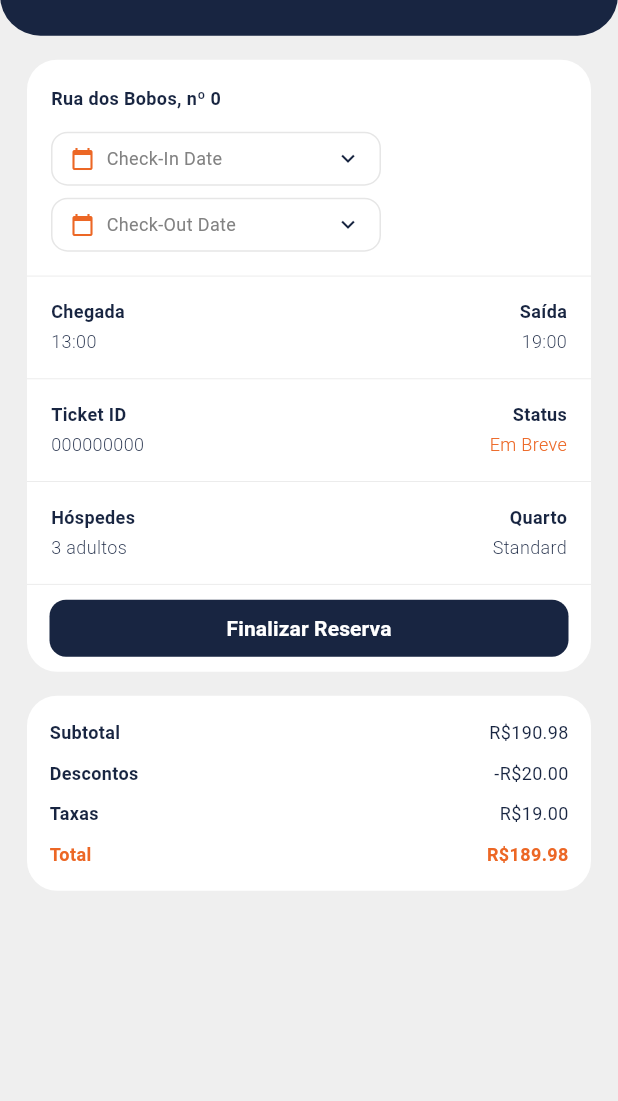
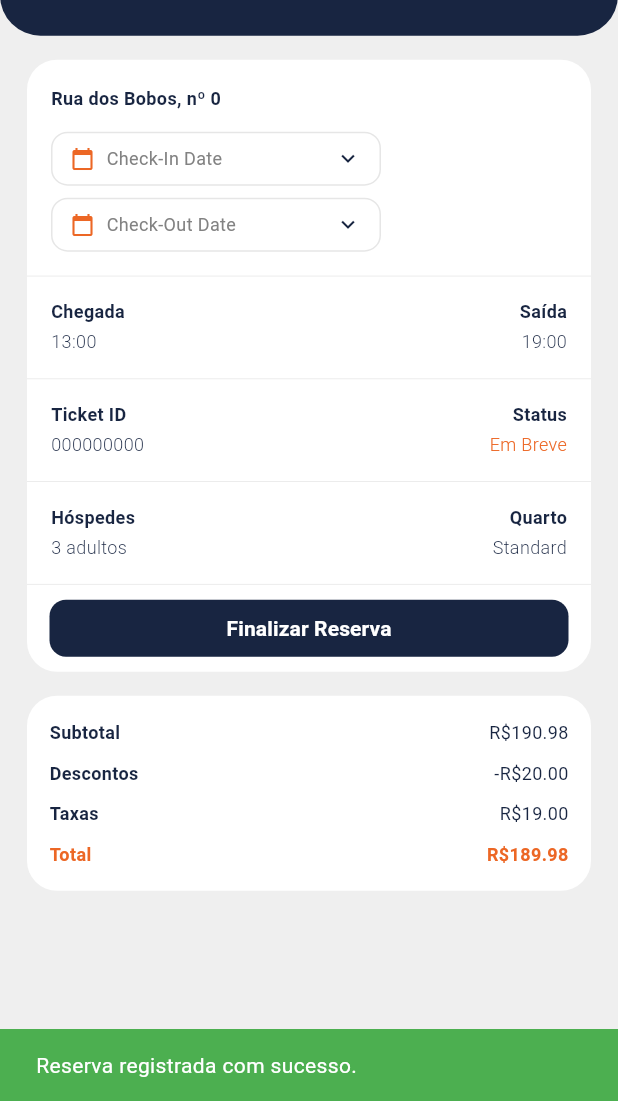
Before and after one commit to gabriellpequeno/Reserva-Aqui---Projeto-de-fim-de-ciclo, a Flutter app: the CheckoutPage screen opened directly with empty values, after a tap on "Finalizar Reserva", on a phone screen of 412 x 824 dp, the part 135-1236 px from its top. Run offline on Flutter 3.47's test engine with Material 3 defaults, Android fonts, the phone set to English and light mode, and no system bars; our stand-ins replace dio, firebase_core, firebase_messaging, flutter_local_notifications, flutter_riverpod, flutter_svg and 4 more; accounts and stored records are empty; network calls fail; Roboto replaces fonts that are missing (Stack Sans Headline, Stack Sans Text).

Commit message:
🐛(fix): wire 'Finalizar Reserva' button to navigate to tickets
The button had an empty onPressed (TODO stub from when the checkout page was first created). Real booking persistence depends on P5-C which is not implemented yet, so for the presentation flow the button now shows a success SnackBar and navigates to /tickets. When the real POST /reservas endpoint lands, swap the SnackBar+go for the actual API call.

Co-Authored-By: Claude Opus 4.7 (1M context) <noreply@anthropic.com>

```diff
--- a/Frontend/lib/features/booking/presentation/pages/checkout_page.dart
+++ b/Frontend/lib/features/booking/presentation/pages/checkout_page.dart
@@ -400,7 +400,13 @@ class _CheckoutPageState extends ConsumerState<CheckoutPage> {
         height: 38,
         child: ElevatedButton(
           onPressed: () {
-            // TODO: navegar para /booking/payment/:roomId na próxima etapa
+            ScaffoldMessenger.of(context).showSnackBar(
+              const SnackBar(
+                content: Text('Reserva registrada com sucesso.'),
+                backgroundColor: Colors.green,
+              ),
+            );
+            context.go('/tickets');
           },
           style: ElevatedButton.styleFrom(
             backgroundColor: AppColors.primary,
```
